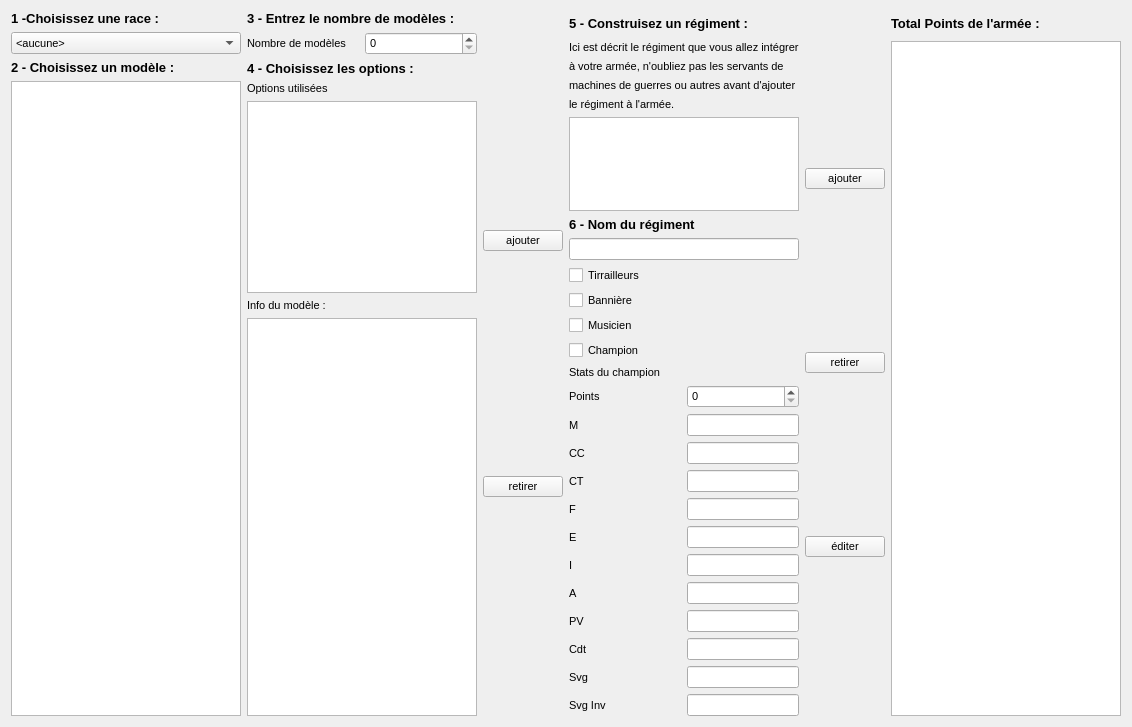
This is warhole/armywindow.ui in kaosphere/Warhole as Qt 5 draws it before an edit. The edited form follows.
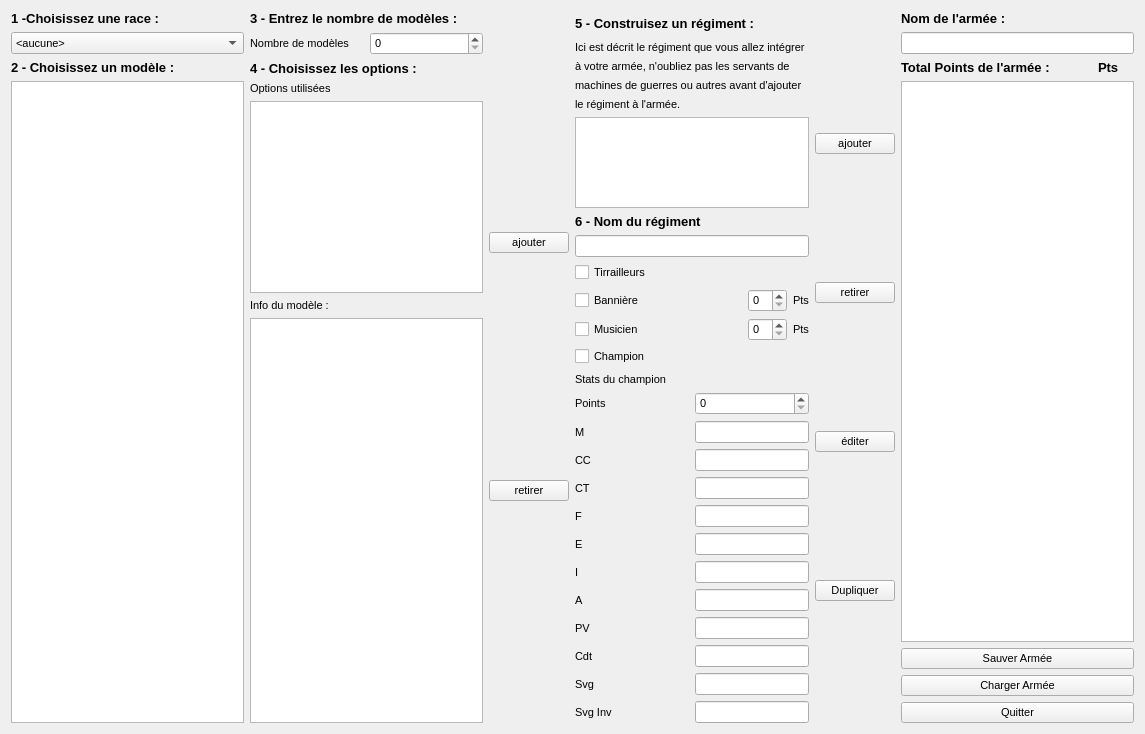
This is the edited form.

Commit message: Finish first version of army window

Patch:
```diff
--- a/warhole/armywindow.ui
+++ b/warhole/armywindow.ui
@@ -6,8 +6,8 @@
    <rect>
     <x>0</x>
     <y>0</y>
-    <width>1132</width>
-    <height>727</height>
+    <width>1145</width>
+    <height>734</height>
    </rect>
   </property>
   <property name="font">
@@ -18,9 +18,7 @@
   <property name="windowTitle">
    <string>Form</string>
   </property>
-  <layout class="QVBoxLayout" name="verticalLayout_12">
-   <item>
-    <layout class="QHBoxLayout" name="horizontalLayout_17">
+  <layout class="QHBoxLayout" name="horizontalLayout_22">
      <item>
       <layout class="QVBoxLayout" name="verticalLayout_9">
        <item>
@@ -160,8 +158,6 @@
       </layout>
      </item>
      <item>
-      <layout class="QHBoxLayout" name="horizontalLayout_16">
-       <item>
         <layout class="QVBoxLayout" name="verticalLayout_11">
          <item>
           <widget class="QPushButton" name="addGroupButton">
@@ -180,7 +176,7 @@
         </layout>
        </item>
        <item>
-        <layout class="QVBoxLayout" name="verticalLayout_10">
+    <layout class="QVBoxLayout" name="verticalLayout">
          <item>
           <layout class="QHBoxLayout" name="horizontalLayout_14">
            <item>
@@ -245,10 +241,6 @@
           <widget class="QTreeView" name="regimentView"/>
          </item>
          <item>
-          <layout class="QHBoxLayout" name="horizontalLayout_12">
-           <item>
-            <layout class="QVBoxLayout" name="verticalLayout">
-             <item>
               <widget class="QLabel" name="label_24">
                <property name="font">
                 <font>
@@ -266,7 +258,9 @@
               <widget class="QLineEdit" name="regName"/>
              </item>
              <item>
-              <layout class="QVBoxLayout" name="verticalLayout_2">
+      <layout class="QHBoxLayout" name="horizontalLayout_12">
+       <item>
+        <layout class="QHBoxLayout" name="layoutcheck">
                <item>
                 <widget class="QCheckBox" name="checkBoxSkirmish">
                  <property name="text">
@@ -274,6 +268,25 @@
                  </property>
                 </widget>
                </item>
+        </layout>
+       </item>
+       <item>
+        <spacer name="horizontalSpacer">
+         <property name="orientation">
+          <enum>Qt::Horizontal</enum>
+         </property>
+         <property name="sizeHint" stdset="0">
+          <size>
+           <width>40</width>
+           <height>20</height>
+          </size>
+         </property>
+        </spacer>
+       </item>
+      </layout>
+     </item>
+     <item>
+      <layout class="QHBoxLayout" name="horizontalLayout_16">
                <item>
                 <widget class="QCheckBox" name="checkBoxBanner">
                  <property name="text">
@@ -282,6 +295,33 @@
                 </widget>
                </item>
                <item>
+        <spacer name="horizontalSpacer_2">
+         <property name="orientation">
+          <enum>Qt::Horizontal</enum>
+         </property>
+         <property name="sizeHint" stdset="0">
+          <size>
+           <width>40</width>
+           <height>20</height>
+          </size>
+         </property>
+        </spacer>
+       </item>
+       <item>
+        <widget class="QSpinBox" name="spinBoxPtsBanner"/>
+       </item>
+       <item>
+        <widget class="QLabel" name="label_28">
+         <property name="text">
+          <string>Pts</string>
+         </property>
+        </widget>
+       </item>
+      </layout>
+     </item>
+     <item>
+      <layout class="QHBoxLayout" name="horizontalLayout_17">
+       <item>
                 <widget class="QCheckBox" name="checkBoxMusician">
                  <property name="text">
                   <string>Musicien</string>
@@ -289,12 +329,52 @@
                 </widget>
                </item>
                <item>
+        <spacer name="horizontalSpacer_3">
+         <property name="orientation">
+          <enum>Qt::Horizontal</enum>
+         </property>
+         <property name="sizeHint" stdset="0">
+          <size>
+           <width>40</width>
+           <height>20</height>
+          </size>
+         </property>
+        </spacer>
+       </item>
+       <item>
+        <widget class="QSpinBox" name="spinBoxPtsMusician"/>
+       </item>
+       <item>
+        <widget class="QLabel" name="label_30">
+         <property name="text">
+          <string>Pts</string>
+         </property>
+        </widget>
+       </item>
+      </layout>
+     </item>
+     <item>
+      <layout class="QHBoxLayout" name="horizontalLayout_19">
+       <item>
                 <widget class="QCheckBox" name="checkBoxChampion">
                  <property name="text">
                   <string>Champion</string>
                  </property>
                 </widget>
                </item>
+       <item>
+        <spacer name="horizontalSpacer_4">
+         <property name="orientation">
+          <enum>Qt::Horizontal</enum>
+         </property>
+         <property name="sizeHint" stdset="0">
+          <size>
+           <width>40</width>
+           <height>20</height>
+          </size>
+         </property>
+        </spacer>
+       </item>
               </layout>
              </item>
              <item>
@@ -565,10 +645,6 @@
              </item>
             </layout>
            </item>
-          </layout>
-         </item>
-        </layout>
-       </item>
        <item>
         <layout class="QVBoxLayout" name="verticalLayout_7">
          <item>
@@ -592,12 +668,45 @@
            </property>
           </widget>
          </item>
-        </layout>
+     <item>
+      <widget class="QPushButton" name="pushButtonDuplicate">
+       <property name="text">
+        <string>Dupliquer</string>
+       </property>
+      </widget>
        </item>
       </layout>
      </item>
      <item>
       <layout class="QVBoxLayout" name="verticalLayout_8">
+     <item>
+      <layout class="QHBoxLayout" name="horizontalLayout_20">
+       <item>
+        <widget class="QLabel" name="label_26">
+         <property name="font">
+          <font>
+           <pointsize>10</pointsize>
+           <weight>75</weight>
+           <bold>true</bold>
+          </font>
+         </property>
+         <property name="text">
+          <string>Nom de l'armée :</string>
+         </property>
+        </widget>
+       </item>
+      </layout>
+     </item>
+     <item>
+      <widget class="QLineEdit" name="lineEditName">
+       <property name="sizePolicy">
+        <sizepolicy hsizetype="Preferred" vsizetype="Fixed">
+         <horstretch>0</horstretch>
+         <verstretch>0</verstretch>
+        </sizepolicy>
+       </property>
+      </widget>
+     </item>
        <item>
         <layout class="QHBoxLayout" name="horizontalLayout_15">
          <item>
@@ -618,7 +727,9 @@
           <widget class="QLabel" name="labelPointsArmy">
            <property name="font">
             <font>
-             <pointsize>16</pointsize>
+           <pointsize>10</pointsize>
+           <weight>75</weight>
+           <bold>true</bold>
             </font>
            </property>
            <property name="text">
@@ -626,6 +737,20 @@
            </property>
           </widget>
          </item>
+       <item>
+        <widget class="QLabel" name="label_25">
+         <property name="font">
+          <font>
+           <pointsize>10</pointsize>
+           <weight>75</weight>
+           <bold>true</bold>
+          </font>
+         </property>
+         <property name="text">
+          <string>Pts</string>
+         </property>
+        </widget>
+       </item>
         </layout>
        </item>
        <item>
@@ -635,7 +760,26 @@
          </attribute>
         </widget>
        </item>
-      </layout>
+     <item>
+      <widget class="QPushButton" name="pushButtonSave">
+       <property name="text">
+        <string>Sauver Armée</string>
+       </property>
+      </widget>
+     </item>
+     <item>
+      <widget class="QPushButton" name="pushButtonLoad">
+       <property name="text">
+        <string>Charger Armée</string>
+       </property>
+      </widget>
+     </item>
+     <item>
+      <widget class="QPushButton" name="pushButtonQuit">
+       <property name="text">
+        <string>Quitter</string>
+       </property>
+      </widget>
      </item>
     </layout>
    </item>
```
Lines whose indentation alone changed are shown as unchanged. The commit also changes 2 other files.
